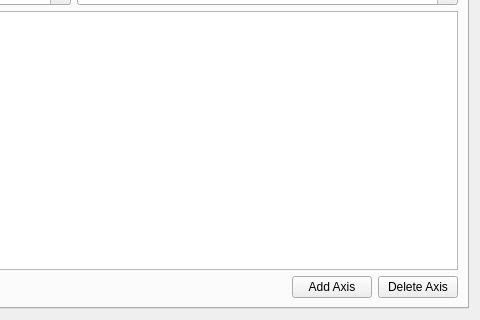
The window that archive_viewer/archive_viewer.ui (slaclab/trace) describes before a commit, drawn with Qt 5; both pictures show x 720 to 1200 and y 380 to 700 of the 1200 by 700 pixel window.
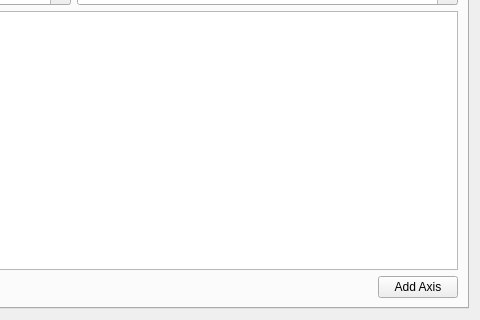
The same window after the commit. The open tabs and pages were chosen to show the change. Custom widgets are drawn as their Qt base class.

Commit message: ENH: Replace Delete Axis button with inline button

Patch:
```diff
--- a/archive_viewer/archive_viewer.ui
+++ b/archive_viewer/archive_viewer.ui
@@ -293,13 +293,6 @@
             </property>
            </widget>
           </item>
-          <item>
-           <widget class="QPushButton" name="del_axis_row_btn">
-            <property name="text">
-             <string>Delete Axis</string>
-            </property>
-           </widget>
-          </item>
          </layout>
         </item>
        </layout>
```
The commit also changes 3 other files.
